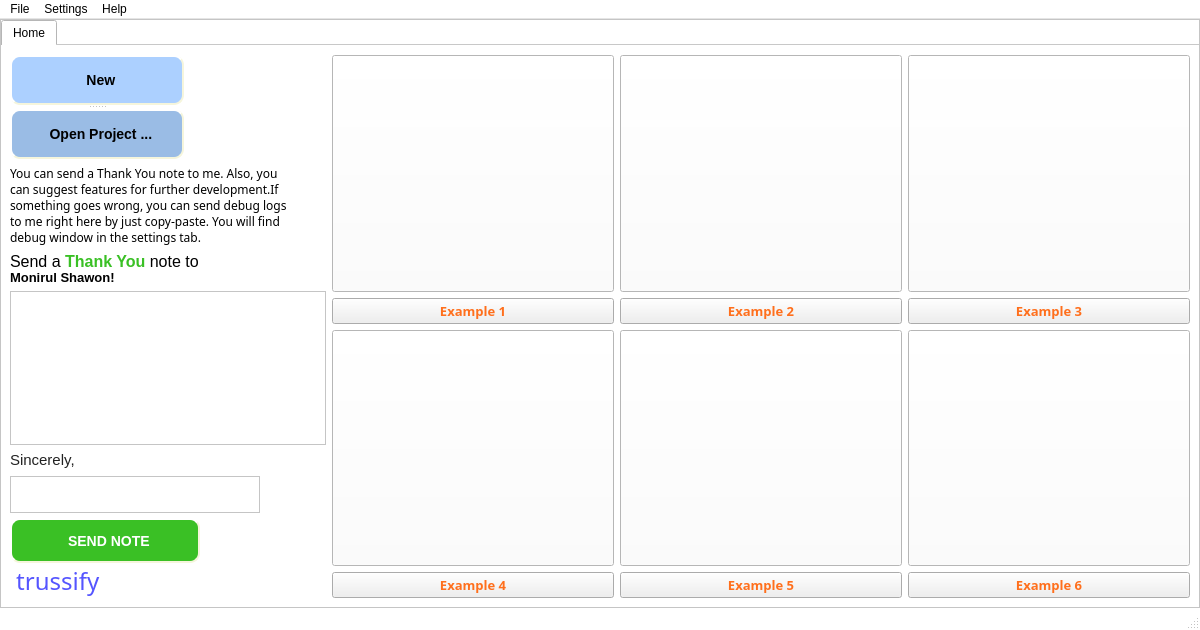
Above: Ui File/main.ui from joaotapparo/trussify before the change. Below: the same form after it.
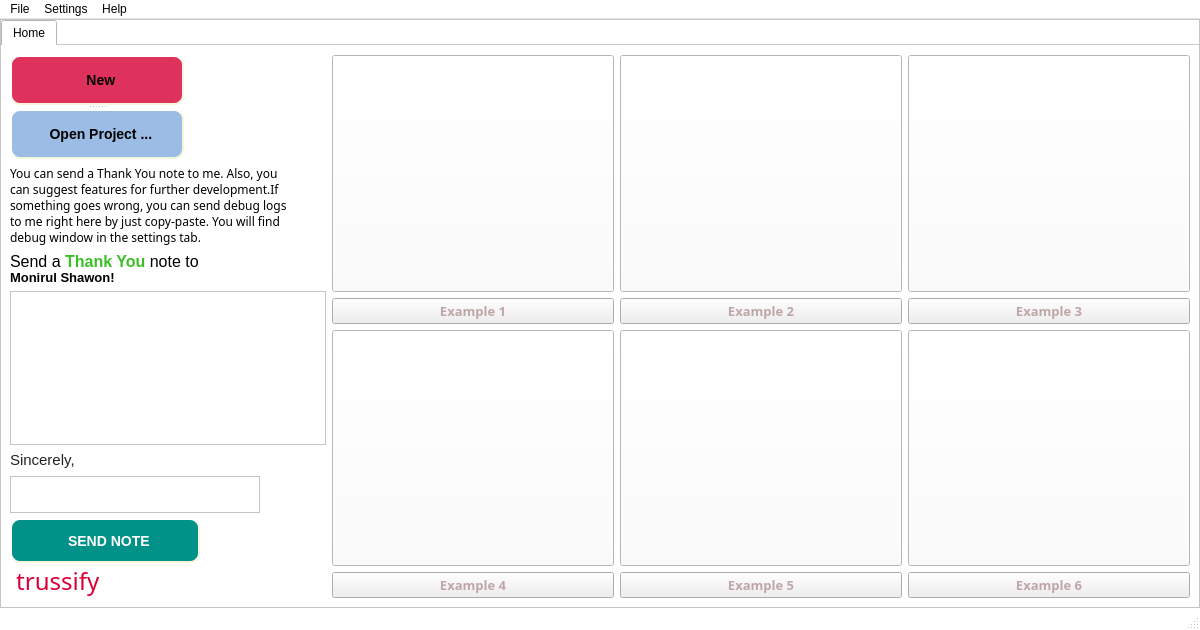
That is the form after the change. Icons and pictures are not drawn.

```diff
--- a/Ui File/main.ui
+++ b/Ui File/main.ui
@@ -589,7 +589,7 @@
                    </property>
                    <property name="styleSheet">
                     <string notr="true">QPushButton {
-	background-color: rgb(172, 208, 255);
+	background-color: rgb(222, 49, 92);
     border-style: outset;
     border-width: 2px;
     border-radius: 10px;
@@ -715,7 +715,7 @@
                   </property>
                   <property name="styleSheet">
                    <string notr="true">QPushButton {
-	background-color: rgb(58, 192, 37);
+	background-color: rgb(0, 145, 136);
 	color: rgb(255, 255, 255);
     border-style: outset;
     border-width: 2px;
@@ -860,7 +860,7 @@
                      <cursorShape>PointingHandCursor</cursorShape>
                     </property>
                     <property name="styleSheet">
-                     <string notr="true">color: rgb(255, 111, 28);</string>
+                     <string notr="true">color: rgb(191, 165, 167);</string>
                     </property>
                     <property name="text">
                      <string>Example 3</string>
@@ -881,7 +881,7 @@
                      <cursorShape>PointingHandCursor</cursorShape>
                     </property>
                     <property name="styleSheet">
-                     <string notr="true">color: rgb(255, 111, 28);</string>
+                     <string notr="true">color: rgb(191, 165, 167);</string>
                     </property>
                     <property name="text">
                      <string>Example 2</string>
@@ -1004,7 +1004,7 @@
                      <cursorShape>PointingHandCursor</cursorShape>
                     </property>
                     <property name="styleSheet">
-                     <string notr="true">color: rgb(255, 111, 28);</string>
+                     <string notr="true">color: rgb(191, 165, 167);</string>
                     </property>
                     <property name="text">
                      <string>Example 1</string>
@@ -1059,7 +1059,7 @@
                      <cursorShape>PointingHandCursor</cursorShape>
                     </property>
                     <property name="styleSheet">
-                     <string notr="true">color: rgb(255, 111, 28);</string>
+                     <string notr="true">color: rgb(191, 165, 167);</string>
                     </property>
                     <property name="text">
                      <string>Example 5</string>
@@ -1080,7 +1080,7 @@
                      <cursorShape>PointingHandCursor</cursorShape>
                     </property>
                     <property name="styleSheet">
-                     <string notr="true">color: rgb(255, 111, 28);</string>
+                     <string notr="true">color: rgb(191, 165, 167);</string>
                     </property>
                     <property name="text">
                      <string>Example 6</string>
@@ -1101,7 +1101,7 @@
                      <cursorShape>PointingHandCursor</cursorShape>
                     </property>
                     <property name="styleSheet">
-                     <string notr="true">color: rgb(255, 111, 28);</string>
+                     <string notr="true">color: rgb(191, 165, 167);</string>
                     </property>
                     <property name="text">
                      <string>Example 4</string>
@@ -1162,7 +1162,7 @@
                    <string/>
                   </property>
                   <property name="styleSheet">
-                   <string notr="true">color: rgb(85, 85, 255);</string>
+                   <string notr="true">color: rgb(218, 0, 55);</string>
                   </property>
                   <property name="text">
                    <string> trussify</string>
```
Left out of the diff: 4 changed lines with no effect on the pictures.
